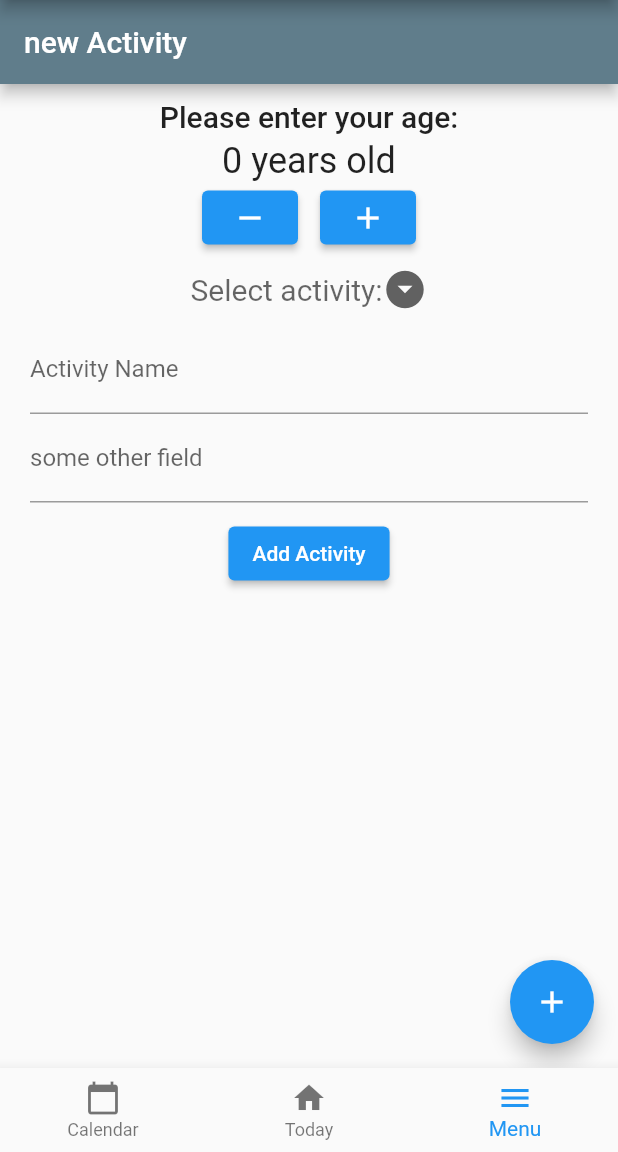
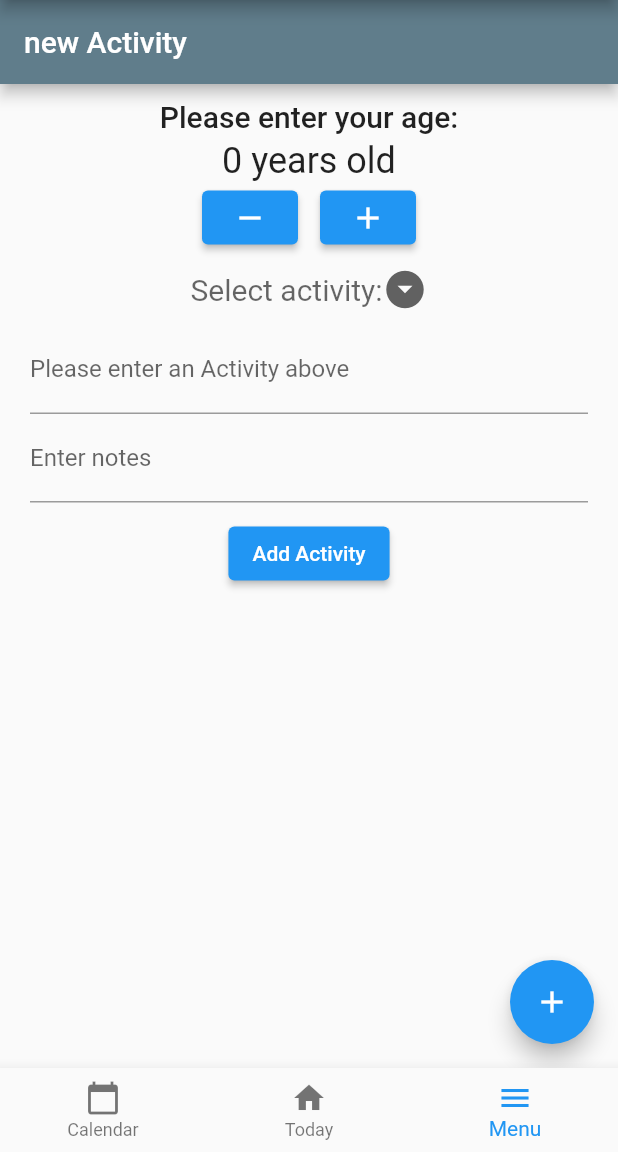
Before and after one commit to vir-technologies/StaySafeUwu, a Flutter app: the screen it shows after launch, item 3 of the bottom bar chosen, on a phone screen of 412 x 824 dp, the part 84-1236 px from its top. Run offline on Flutter 3.47's test engine with Material 2 defaults, Android fonts, the light colour scheme and no system bars; our stand-ins replace flutter_calendar_carousel.

Commit message:
added switchable textfields
for entering activity-specific fields and notes

```diff
--- a/hackon/lib/widgets/ActivityAdder.dart
+++ b/hackon/lib/widgets/ActivityAdder.dart
@@ -27,17 +27,19 @@ class _ActivityAdderState extends State<ActivityAdder> {
   // Note: This is a `GlobalKey<FormState>`,
   // not a GlobalKey<MyCustomFormState>.
   final _formKey = GlobalKey<FormState>();
-  final nameController = TextEditingController();
-  final otherController = TextEditingController();
+  final amountController = TextEditingController();
+  final notesController = TextEditingController();
 
   int _counter = 0;
   Object? chosenValue;
   List<Object> activityList = [Exercise, Drink, Minigame];
+  String prompt = "Please enter an Activity above";
 
   @override
   void dispose() {
     // Clean up the controller(s) when the widget is disposed.
-    nameController.dispose();
+    amountController.dispose();
+    notesController.dispose();
     super.dispose();
   }
 
@@ -148,6 +150,20 @@ class _ActivityAdderState extends State<ActivityAdder> {
                 setState(() {
                   chosenValue = newValue!;
                 });
+
+                switch (chosenValue) {
+                  case Exercise:
+                    prompt = "Enter length of exercise (minutes)";
+                    break;
+                  case Drink:
+                    prompt = "Enter amount of water consumed (glasses)";
+                    break;
+                  case Minigame:
+                    prompt = "Enter score obtained (points)";
+                    break;
+                  default:
+                    prompt = "Please enter an Activity above";
+                }
               },
               items: activityList.map((valueItem) {
                 return DropdownMenuItem(
@@ -159,10 +175,9 @@ class _ActivityAdderState extends State<ActivityAdder> {
             Form(
               key: _formKey,
               child: Column(children: <Widget>[
-                textField("Activity Name", nameController, "cannot be empty",
-                    (x) => (x == null || x.isEmpty)),
-                textField(
-                    "some other field", otherController), // todo: delete this
+                textField(prompt, amountController, "must be an integer",
+                    (x) => (x == null || x.isEmpty || !isDigit(x))),
+                textField("Enter notes", notesController), // todo: delete this
                 Container(
                   margin: EdgeInsets.symmetric(
                     vertical: 10.0,
@@ -194,7 +209,14 @@ class _ActivityAdderState extends State<ActivityAdder> {
 
   //  makes activity and adds it to calendar based on textbox values
   void addActivityToCalendar() {
-    print("adding activity:" + nameController.text);
+    print("adding activity:" + chosenValue.toString());
     // stub
   }
 }
+
+bool isDigit(String s) {
+  if (s == null) {
+    return false;
+  }
+  return int.tryParse(s) != null;
+}
```
